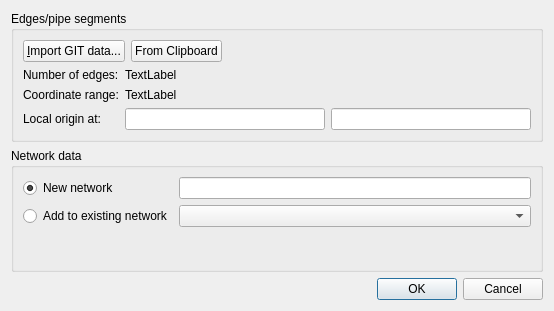
ghorwin/SIM-VICUS, file SIM-VICUS/src/SVNetworkImportDialog.ui: the form before one commit.
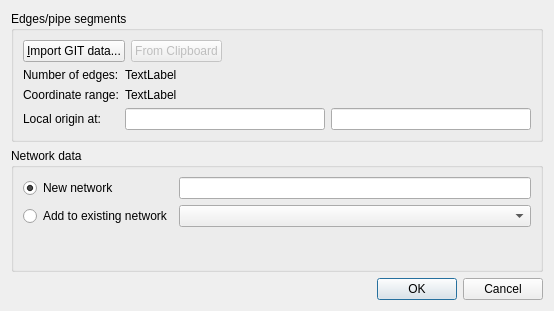
The form after the commit.

Commit message: Finished network import dialog - update of UI still needed.

The edit to the form file:
```diff
--- a/SIM-VICUS/src/SVNetworkImportDialog.ui
+++ b/SIM-VICUS/src/SVNetworkImportDialog.ui
@@ -31,6 +31,9 @@
         </item>
         <item>
          <widget class="QPushButton" name="pushButtonImportClipboard">
+          <property name="enabled">
+           <bool>false</bool>
+          </property>
           <property name="text">
            <string>From Clipboard</string>
           </property>
```
The commit also changes 3 other files.
